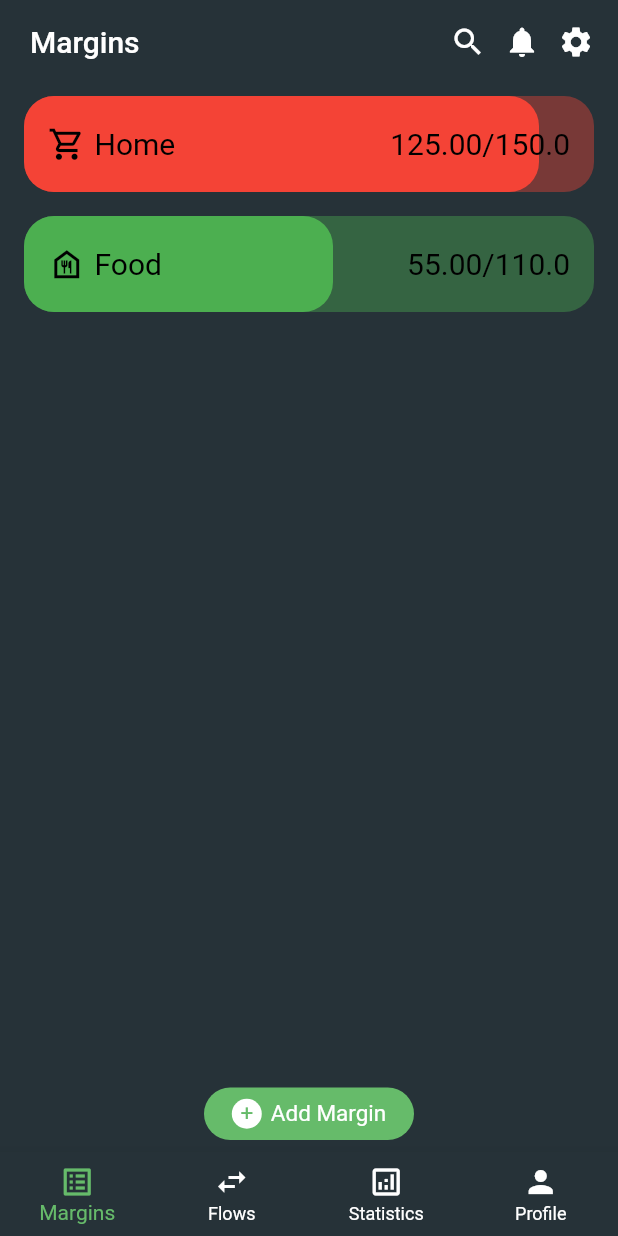
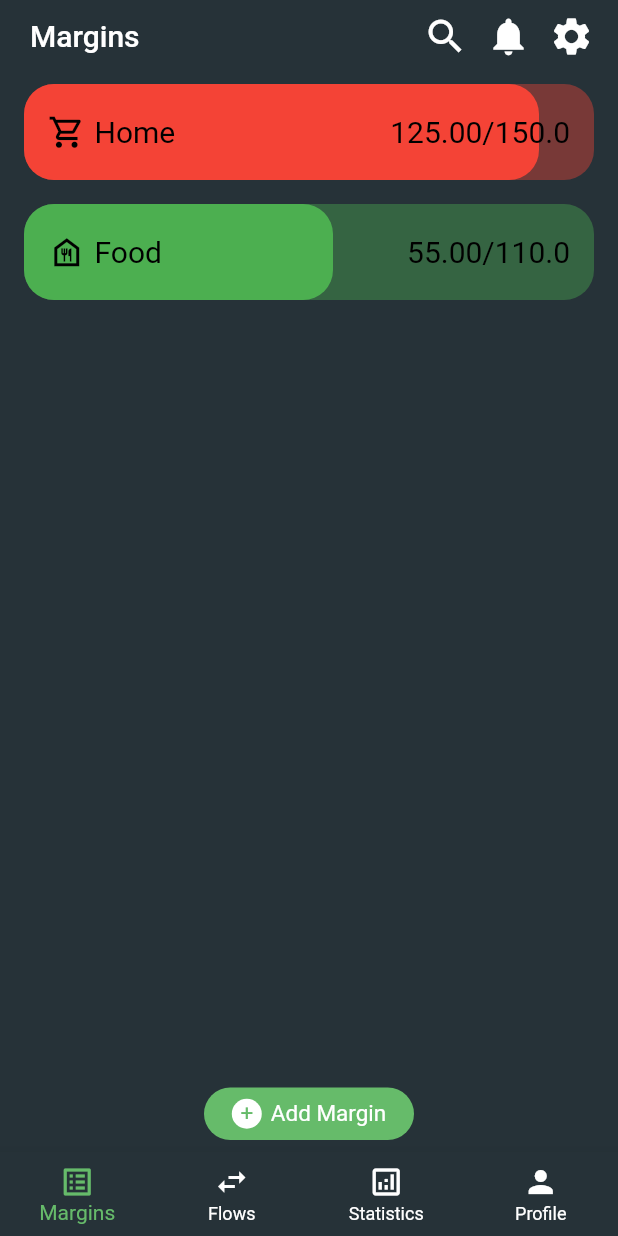
Before and after one commit to AthanasiosPapazoglou/exp_margins, a Flutter app: the screen it shows after launch, on a phone screen of 412 x 824 dp. Run offline on Flutter 3.47's test engine with Material 2 defaults, Android fonts, the phone set to English and light mode, and no system bars; drawn by our look-alikes of flutter_slidable; missing offline and left inert: dart:ffi.

Commit message:
dedicated appbar per page

```diff
--- /dev/null
+++ b/lib/UIcomponents/stock_appbar.dart
@@ -0,0 +1,50 @@
+// ignore_for_file: prefer_const_constructors, prefer_const_literals_to_create_immutables
+
+import 'package:flutter/material.dart';
+
+class StockAppBar extends StatelessWidget {
+  const StockAppBar({
+    Key key,
+    @required this.text
+  }) : super(key: key);
+
+  final String text;
+
+  @override
+  Widget build(BuildContext context) {
+    return AppBar(
+      backgroundColor: Colors.blueGrey.shade900,
+      elevation: 0,
+      title: Padding(
+        padding: const EdgeInsetsDirectional.fromSTEB(4, 0, 0, 0),
+        child: Text(
+          text,
+          style: TextStyle(color: Colors.white, fontSize: 20),
+        ),
+      ),
+      actions: [
+        Padding(
+          padding: EdgeInsetsDirectional.fromSTEB(4, 0, 6, 0),
+          child: Icon(
+            Icons.search,
+            size: 30,
+          ),
+        ),
+        Padding(
+          padding: EdgeInsetsDirectional.fromSTEB(6, 0, 6, 0),
+          child: Icon(
+            Icons.notifications,
+            size: 30,
+          ),
+        ),
+        Padding(
+          padding: EdgeInsetsDirectional.fromSTEB(6, 0, 16, 0),
+          child: Icon(
+            Icons.settings,
+            size: 30,
+          ),
+        ),
+      ],
+    );
+  }
+}
--- a/lib/main.dart
+++ b/lib/main.dart
@@ -1,5 +1,6 @@
 // ignore_for_file: prefer_const_constructors, prefer_const_literals_to_create_immutables
 
+import 'package:exp_margins/UIcomponents/stock_appbar.dart';
 import 'package:exp_margins/providers/data_provider.dart';
 import 'package:flutter/material.dart';
 import 'package:provider/provider.dart';
@@ -24,31 +25,6 @@ class ExpenseMargins extends StatelessWidget {
           scaffoldBackgroundColor: Colors.blueGrey.shade900,
         ),
         home: Scaffold(
-          appBar: AppBar(
-            backgroundColor: Colors.blueGrey.shade900,
-            elevation: 0,
-            title: Padding(
-              padding: const EdgeInsetsDirectional.fromSTEB(4, 0, 0, 0),
-              child: Text(
-                'Margins',
-                style: TextStyle(color: Colors.white, fontSize: 20),
-              ),
-            ),
-            actions: [
-              Padding(
-                padding: EdgeInsetsDirectional.fromSTEB(4, 0, 6, 0),
-                child: Icon(Icons.search),
-              ),
-              Padding(
-                padding: EdgeInsetsDirectional.fromSTEB(6, 0, 6, 0),
-                child: Icon(Icons.notifications),
-              ),
-              Padding(
-                padding: EdgeInsetsDirectional.fromSTEB(6, 0, 16, 0),
-                child: Icon(Icons.settings),
-              ),
-            ],
-          ),
           body: const MainMenu(),
         ),
       ),
--- a/lib/navPages/flows_page.dart
+++ b/lib/navPages/flows_page.dart
@@ -1,5 +1,6 @@
 // ignore_for_file: prefer_const_constructors
 
+import 'package:exp_margins/UIcomponents/stock_appbar.dart';
 import 'package:flutter/material.dart';
 import 'package:flutter/src/foundation/key.dart';
 import 'package:flutter/src/widgets/framework.dart';
@@ -10,6 +11,10 @@ class FlowsPage extends StatelessWidget {
   @override
   Widget build(BuildContext context) {
     return Scaffold(
+      appBar: PreferredSize(
+            preferredSize: const Size.fromHeight(48),
+            child: StockAppBar(text: 'Flows'),
+          ),
       body: Center(
         child: Text(
           'Flows Page',
--- a/lib/navPages/margins_page.dart
+++ b/lib/navPages/margins_page.dart
@@ -2,6 +2,7 @@
 
 import 'dart:ui';
 
+import 'package:exp_margins/UIcomponents/stock_appbar.dart';
 import 'package:exp_margins/constants/constants.dart';
 import 'package:exp_margins/models/category_model.dart';
 import 'package:exp_margins/noNavPages/new_edit_category_page.dart';
@@ -21,7 +22,12 @@ class MarginsPage extends StatelessWidget {
   Widget build(BuildContext context) {
     final currentData = Provider.of<DataProviding>(context);
 
-    return Column(
+    return Scaffold(
+      appBar: PreferredSize(
+            preferredSize: const Size.fromHeight(48),
+            child: StockAppBar(text: 'Margins'),
+          ),
+      body: Column(
         children: [
           (currentData.savedCategories.length == 0)
               ? Expanded(
@@ -31,8 +37,8 @@ class MarginsPage extends StatelessWidget {
                       child: Text(
                         'Begin setting up your expense margin categories by taping the (+) button',
                         textAlign: TextAlign.center,
-                      style:
-                          TextStyle(fontSize: 16, color: Colors.green.shade400),
+                        style: TextStyle(
+                            fontSize: 16, color: Colors.green.shade400),
                       ),
                     ),
                   ),
@@ -53,19 +59,22 @@ class MarginsPage extends StatelessWidget {
                                 Navigator.push(
                                   context,
                                   MaterialPageRoute(
-                                  builder: (context) => NewOrEditCategoryPage(
+                                    builder: (context) =>
+                                        NewOrEditCategoryPage(
                                       isEdit: true,
                                       itemLocInd: index,
-                                    preEditedName:
-                                        currentData.savedCategories[index].name,
+                                      preEditedName: currentData
+                                          .savedCategories[index].name,
                                       preEditedColor: currentData
                                           .savedCategories[index].color,
-                                    preEditedIcon:
-                                        currentData.savedCategories[index].icon,
+                                      preEditedIcon: currentData
+                                          .savedCategories[index].icon,
                                       preEditedMargin: currentData
-                                        .savedCategories[index].marginAmount,
+                                          .savedCategories[index]
+                                          .marginAmount,
                                       preEditedRemaining: currentData
-                                        .savedCategories[index].remainingAmount,
+                                          .savedCategories[index]
+                                          .remainingAmount,
                                     ),
                                   ),
                                 );
@@ -109,13 +118,16 @@ class MarginsPage extends StatelessWidget {
                           },
                           child: CategoryItemUI(
                             locationIndex: index,
-                          marginAmount:
-                              currentData.savedCategories[index].marginAmount,
+                            marginAmount: currentData
+                                .savedCategories[index].marginAmount,
                             remainingAmount: currentData
                                 .savedCategories[index].remainingAmount,
-                          cardColor: currentData.savedCategories[index].color,
-                          categoryIcon: currentData.savedCategories[index].icon,
-                          categoryName: currentData.savedCategories[index].name,
+                            cardColor:
+                                currentData.savedCategories[index].color,
+                            categoryIcon:
+                                currentData.savedCategories[index].icon,
+                            categoryName:
+                                currentData.savedCategories[index].name,
                           ),
                         ),
                       );
@@ -135,7 +147,8 @@ class MarginsPage extends StatelessWidget {
                     remainingAmount: kDefaultRemaining,
                   ),
                 );
-              print('here here here: ${currentData.savedCategories.length}');
+                print(
+                    'here here here: ${currentData.savedCategories.length}');
                 Navigator.push(
                   context,
                   MaterialPageRoute(
@@ -153,8 +166,8 @@ class MarginsPage extends StatelessWidget {
                       child: Center(
                         child: Text(
                           '+',
-                        style:
-                            TextStyle(color: Colors.green.shade400, fontSize: 15),
+                          style: TextStyle(
+                              color: Colors.green.shade400, fontSize: 15),
                         ),
                       ),
                       width: 20,
@@ -164,7 +177,9 @@ class MarginsPage extends StatelessWidget {
                         borderRadius: BorderRadius.circular(90),
                       ),
                     ),
-                  SizedBox(width: 6,),
+                    SizedBox(
+                      width: 6,
+                    ),
                     Text(
                       'Add Margin',
                       style: TextStyle(color: Colors.white, fontSize: 15),
@@ -180,6 +195,7 @@ class MarginsPage extends StatelessWidget {
             ),
           )
         ],
+      ),
     );
   }
 }
--- a/lib/navPages/profile_page.dart
+++ b/lib/navPages/profile_page.dart
@@ -1,5 +1,6 @@
 // ignore_for_file: prefer_const_constructors
 
+import 'package:exp_margins/UIcomponents/stock_appbar.dart';
 import 'package:flutter/material.dart';
 import 'package:flutter/src/foundation/key.dart';
 import 'package:flutter/src/widgets/framework.dart';
@@ -10,6 +11,10 @@ class ProfilePage extends StatelessWidget {
   @override
   Widget build(BuildContext context) {
     return Scaffold(
+      appBar: PreferredSize(
+            preferredSize: const Size.fromHeight(48),
+            child: StockAppBar(text: 'Profile'),
+          ),
       body: Center(
         child: Text(
           'Profile Page',
--- a/lib/navPages/statistics_page.dart
+++ b/lib/navPages/statistics_page.dart
@@ -1,5 +1,6 @@
 // ignore_for_file: prefer_const_constructors
 
+import 'package:exp_margins/UIcomponents/stock_appbar.dart';
 import 'package:flutter/material.dart';
 import 'package:flutter/src/foundation/key.dart';
 import 'package:flutter/src/widgets/framework.dart';
@@ -10,6 +11,10 @@ class StatisticsPage extends StatelessWidget {
   @override
   Widget build(BuildContext context) {
     return Scaffold(
+      appBar: PreferredSize(
+            preferredSize: const Size.fromHeight(48),
+            child: StockAppBar(text: 'Statistics'),
+          ),
       body: Center(
         child: Text(
           'Statistics Page',
```
Lines whose indentation alone changed are shown as unchanged.
